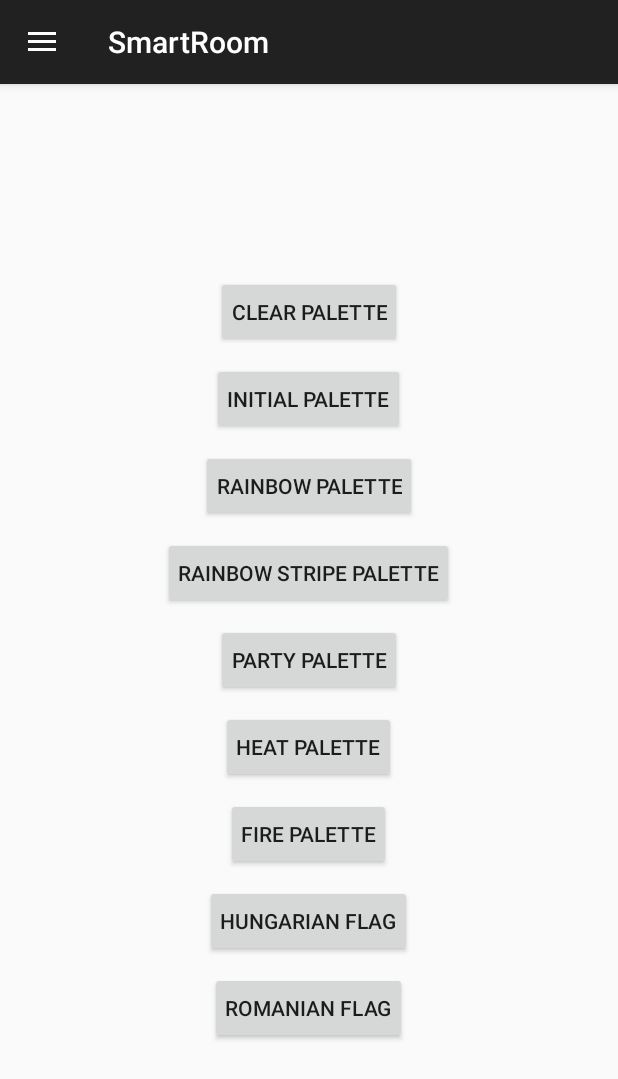
After one commit to tardani95/SmartRoom, an Android app: the fragment ColorPalettesFragment placed in its activity, on a phone screen of 412 x 824 dp. The commit adds this screen. Shown: the top 1079 px of the screen. Run offline under Robolectric (Android 15) with nearby library versions, the phone set to English and light mode, and no system bars; libraries missing offline, so code that uses them is left out: com.larswerkman.holocolorpicker.

Commit message:
palettes fragment added, audio visualiser - moving average added

```diff
--- a/app/src/main/java/com/application/tardaniel/smartroom/AudioVisuals/AudioInputReader.java
+++ b/app/src/main/java/com/application/tardaniel/smartroom/AudioVisuals/AudioInputReader.java
@@ -44,8 +44,8 @@ public class AudioInputReader {
 
     private void initVisualizer() {
         // Setup media player
-//        mPlayer = MediaPlayer.create(mContext, R.raw.two_feet_go_fuck_yourself);
-        mPlayer = MediaPlayer.create(mContext, R.raw.vigiland_friday_night);
+        mPlayer = MediaPlayer.create(mContext, R.raw.two_feet_go_fuck_yourself);
+//        mPlayer = MediaPlayer.create(mContext, R.raw.vigiland_friday_night);
 //        mPlayer = MediaPlayer.create(mContext, R.raw.htmlthesong);
         mPlayer.setLooping(true);
 
--- /dev/null
+++ b/app/src/main/java/com/application/tardaniel/smartroom/fragments/ColorPalettesFragment.java
@@ -0,0 +1,110 @@
+package com.application.tardaniel.smartroom.fragments;
+
+import android.content.Context;
+import android.net.Uri;
+import android.os.Bundle;
+import android.support.annotation.NonNull;
+import android.support.v4.app.Fragment;
+import android.view.LayoutInflater;
+import android.view.View;
+import android.view.ViewGroup;
+import android.widget.Button;
+
+import com.application.tardaniel.smartroom.R;
+
+import static com.application.tardaniel.smartroom.network.UdpIntentService.sendColor;
+
+
+public class ColorPalettesFragment extends Fragment {
+
+    Button btnClear;
+    Button btnPal1;
+    Button btnPal2;
+    Button btnPal3;
+    Button btnPal4;
+    Button btnPal5;
+    Button btnPal6;
+    Button btnPal7;
+    Button btnPal8;
+
+
+    public ColorPalettesFragment() {
+        // Required empty public constructor
+    }
+
+    @Override
+    public View onCreateView(@NonNull LayoutInflater inflater, ViewGroup container,
+                             Bundle savedInstanceState) {
+
+        // Inflate the layout for this fragment
+        View rootView = inflater.inflate(R.layout.fragment_color_palettes, container, false);
+
+        btnClear = (Button) rootView.findViewById(R.id.button_clear);
+        btnPal1 = (Button) rootView.findViewById(R.id.button_palette1);
+        btnPal2 = (Button) rootView.findViewById(R.id.button_palette2);
+        btnPal3 = (Button) rootView.findViewById(R.id.button_palette3);
+        btnPal4 = (Button) rootView.findViewById(R.id.button_palette4);
+        btnPal5 = (Button) rootView.findViewById(R.id.button_palette5);
+        btnPal6 = (Button) rootView.findViewById(R.id.button_palette6);
+        btnPal7 = (Button) rootView.findViewById(R.id.button_palette7);
+        btnPal8 = (Button) rootView.findViewById(R.id.button_palette8);
+
+        btnClear.setOnClickListener(new View.OnClickListener() {
+            @Override
+            public void onClick(View v) {
+                sendColor(getContext(), 0xff000000, 1);
+            }
+        });
+        btnPal1.setOnClickListener(new View.OnClickListener() {
+            @Override
+            public void onClick(View v) {
+                sendColor(getContext(), 0xff010000, 1);
+            }
+        });
+        btnPal2.setOnClickListener(new View.OnClickListener() {
+            @Override
+            public void onClick(View v) {
+                sendColor(getContext(), 0xff020000, 1);
+            }
+        });
+        btnPal3.setOnClickListener(new View.OnClickListener() {
+            @Override
+            public void onClick(View v) {
+                sendColor(getContext(), 0xff030000, 1);
+            }
+        });
+        btnPal4.setOnClickListener(new View.OnClickListener() {
+            @Override
+            public void onClick(View v) {
+                sendColor(getContext(), 0xff040000, 1);
+            }
+        });
+        btnPal5.setOnClickListener(new View.OnClickListener() {
+            @Override
+            public void onClick(View v) {
+                sendColor(getContext(), 0xff050000, 1);
+            }
+        });
+        btnPal6.setOnClickListener(new View.OnClickListener() {
+            @Override
+            public void onClick(View v) {
+                sendColor(getContext(), 0xff060000, 1);
+            }
+        });
+        btnPal7.setOnClickListener(new View.OnClickListener() {
+            @Override
+            public void onClick(View v) {
+                sendColor(getContext(), 0xff070000, 1);
+            }
+        });
+        btnPal8.setOnClickListener(new View.OnClickListener() {
+            @Override
+            public void onClick(View v) {
+                sendColor(getContext(), 0xff080000, 1);
+            }
+        });
+
+
+        return rootView;
+    }
+}
--- a/app/src/main/java/com/application/tardaniel/smartroom/network/UdpIntentService.java
+++ b/app/src/main/java/com/application/tardaniel/smartroom/network/UdpIntentService.java
@@ -37,7 +37,7 @@ public class UdpIntentService extends IntentService {
 
     private static long mTime1 = 0;
     private static long mTime2 = 0;
-    private static final long DELTA = 10;
+    private static final long DELTA = 45;
 
 
     //for making toast messages
@@ -138,7 +138,7 @@ public class UdpIntentService extends IntentService {
             byte[] message = new byte[5];
             message[0]=(byte)233; //security byte
             message[1]=(byte)mode;
-            message[1]=0;
+//            message[1]=0;
             message[2]=(byte)red;
             message[3]=(byte)green;
             message[4]=(byte)blue;
--- a/app/src/main/java/com/application/tardaniel/smartroom/preferencecomponents/SettingsFragment.java
+++ b/app/src/main/java/com/application/tardaniel/smartroom/preferencecomponents/SettingsFragment.java
@@ -37,8 +37,9 @@ public class SettingsFragment extends PreferenceFragment implements SharedPrefer
     public static final String DEFAULT_FRAGMENT_MODE_STRING = "0";
     public static final int DEFAULT_FRAGMENT_MODE_INT = 0;
     public static final int SIMPLE_MODE_FRAGMENT = 0;
-    public static final int PARTY_MODE_FRAGMENT = 1;
-    public static final int VISUALIZER_FRAGMENT = 2;
+    public static final int COLOR_PALETTES_FRAGMENT = 1;
+    public static final int PARTY_MODE_FRAGMENT = 2;
+    public static final int VISUALIZER_FRAGMENT = 3;
     public static final int default_incoming_call_color = 0xf8ff00;
     public static final int default_sms_color = 0x00ecff;
 //    public static final int MY_PERMISSION_REQUEST_SMS = 0;
--- /dev/null
+++ b/app/src/main/res/drawable-anydpi/ic_palette.xml
@@ -0,0 +1,9 @@
+<vector xmlns:android="http://schemas.android.com/apk/res/android"
+        android:width="24dp"
+        android:height="24dp"
+        android:viewportWidth="24.0"
+        android:viewportHeight="24.0">
+    <path
+        android:fillColor="#FF000000"
+        android:pathData="M12,3c-4.97,0 -9,4.03 -9,9s4.03,9 9,9c0.83,0 1.5,-0.67 1.5,-1.5 0,-0.39 -0.15,-0.74 -0.39,-1.01 -0.23,-0.26 -0.38,-0.61 -0.38,-0.99 0,-0.83 0.67,-1.5 1.5,-1.5L16,16c2.76,0 5,-2.24 5,-5 0,-4.42 -4.03,-8 -9,-8zM6.5,12c-0.83,0 -1.5,-0.67 -1.5,-1.5S5.67,9 6.5,9 8,9.67 8,10.5 7.33,12 6.5,12zM9.5,8C8.67,8 8,7.33 8,6.5S8.67,5 9.5,5s1.5,0.67 1.5,1.5S10.33,8 9.5,8zM14.5,8c-0.83,0 -1.5,-0.67 -1.5,-1.5S13.67,5 14.5,5s1.5,0.67 1.5,1.5S15.33,8 14.5,8zM17.5,12c-0.83,0 -1.5,-0.67 -1.5,-1.5S16.67,9 17.5,9s1.5,0.67 1.5,1.5 -0.67,1.5 -1.5,1.5z"/>
+</vector>
--- /dev/null
+++ b/app/src/main/res/layout/fragment_color_palettes.xml
@@ -0,0 +1,81 @@
+<?xml version="1.0" encoding="utf-8"?>
+<LinearLayout xmlns:android="http://schemas.android.com/apk/res/android"
+        xmlns:tools="http://schemas.android.com/tools"
+        android:layout_width="match_parent"
+        android:layout_height="match_parent"
+        android:orientation="vertical"
+        android:gravity="center"
+        tools:context=".fragments.ColorPalettesFragment">
+    <Button
+        android:id="@+id/button_clear"
+        android:layout_width="wrap_content"
+        android:layout_height="wrap_content"
+        android:layout_gravity="center_horizontal"
+        android:padding="10dp"
+        android:text="@string/clear_pal" />
+    <Button
+        android:id="@+id/button_palette1"
+        android:layout_width="wrap_content"
+        android:layout_height="wrap_content"
+        android:layout_gravity="center_horizontal"
+        android:layout_marginTop="10dp"
+        android:padding="10dp"
+        android:text="@string/palette1" />
+    <Button
+        android:id="@+id/button_palette2"
+        android:layout_width="wrap_content"
+        android:layout_height="wrap_content"
+        android:layout_gravity="center_horizontal"
+        android:layout_marginTop="10dp"
+        android:padding="10dp"
+        android:text="@string/palette2" />
+    <Button
+        android:id="@+id/button_palette3"
+        android:layout_width="wrap_content"
+        android:layout_height="wrap_content"
+        android:layout_gravity="center_horizontal"
+        android:layout_marginTop="10dp"
+        android:padding="10dp"
+        android:text="@string/palette3" />
+    <Button
+        android:id="@+id/button_palette4"
+        android:layout_width="wrap_content"
+        android:layout_height="wrap_content"
+        android:layout_gravity="center_horizontal"
+        android:layout_marginTop="10dp"
+        android:padding="10dp"
+        android:text="@string/palette4" />
+    <Button
+        android:id="@+id/button_palette5"
+        android:layout_width="wrap_content"
+        android:layout_height="wrap_content"
+        android:layout_gravity="center_horizontal"
+        android:layout_marginTop="10dp"
+        android:padding="10dp"
+        android:text="@string/palette5" />
+    <Button
+        android:id="@+id/button_palette6"
+        android:layout_width="wrap_content"
+        android:layout_height="wrap_content"
+        android:layout_gravity="center_horizontal"
+        android:layout_marginTop="10dp"
+        android:padding="10dp"
+        android:text="@string/palette6" />
+    <Button
+        android:id="@+id/button_palette7"
+        android:layout_width="wrap_content"
+        android:layout_height="wrap_content"
+        android:layout_gravity="center_horizontal"
+        android:layout_marginTop="10dp"
+        android:padding="10dp"
+        android:text="@string/palette7" />
+    <Button
+        android:id="@+id/button_palette8"
+        android:layout_width="wrap_content"
+        android:layout_height="wrap_content"
+        android:layout_gravity="center_horizontal"
+        android:layout_marginTop="10dp"
+        android:padding="10dp"
+        android:text="@string/palette8" />
+
+</LinearLayout>
--- a/app/src/main/res/layout/fragment_visualizer.xml
+++ b/app/src/main/res/layout/fragment_visualizer.xml
@@ -9,6 +9,7 @@
 
     <Button
         android:id="@+id/start_stop_button"
+        android:layout_marginTop="15dp"
         android:padding="10dp"
         android:layout_width="wrap_content"
         android:layout_height="wrap_content"
--- a/app/src/main/res/menu/drawer_menu.xml
+++ b/app/src/main/res/menu/drawer_menu.xml
@@ -7,6 +7,10 @@
             android:id="@+id/nav_simple_color_picker"
             android:icon="@drawable/ic_invert_colors"
             android:title="@string/nav_simple_color_picker" />
+        <item
+            android:id="@+id/nav_color_palettes"
+            android:icon="@drawable/ic_palette"
+            android:title="@string/nav_color_palettes" />
         <item
             android:id="@+id/nav_party_mode"
             android:icon="@drawable/ic_3d_rotation"
--- a/app/src/main/res/values/strings.xml
+++ b/app/src/main/res/values/strings.xml
@@ -31,7 +31,7 @@
     <string name="led_strip">LED Strip</string>
     <string name="led_strip_pref_title">Local network IP address</string>
     <string name="led_strip_pref_description">Set the local network address of the Led Strip</string>
-    <string name="default_led_strip_ip">192.168.1.3</string>
+    <string name="default_led_strip_ip">192.168.0.30</string>
 
     <string name="notifications">Notifications</string>
     <string name="visual_notification_pref_title">Visual Notifications</string>
@@ -125,8 +125,6 @@
     <string name="blue">blue</string>
 
 
-
-
     <!-- - - - - - - - - - - - - - - -
               - Visualizer  -
               - - - - - - - - - - - - - - - -->
@@ -187,6 +185,17 @@
     <!-- Value in SharedPreferences for green color option -->
     <string name="pref_color_green_value" translatable="false">green</string>
     <string name="visualizer_pref_title">Visualizer</string>
+    <string name="clear_pal">Clear Palette</string>
+    <string name="palette1">Initial Palette</string>
+    <string name="palette2">Rainbow Palette</string>
+    <string name="palette3">Rainbow Stripe Palette</string>
+    <string name="palette4">Party Palette</string>
+    <string name="palette5">Heat Palette</string>
+    <string name="palette6">Fire Palette</string>
+    <string name="palette7">Hungarian Flag</string>
+    <string name="palette8">Romanian Flag</string>
+    <string name="nav_color_palettes">Color Palettes</string>
+    <string name="network_error">Network Error</string>
 
 
 </resources>
```
Also changed, not shown: app/src/main/java/com/application/tardaniel/smartroom/AudioVisuals/VisualizerView.java (+106 -8 lines), app/src/main/java/com/application/tardaniel/smartroom/MainNavigationActivity.java (+23 -4 lines).
